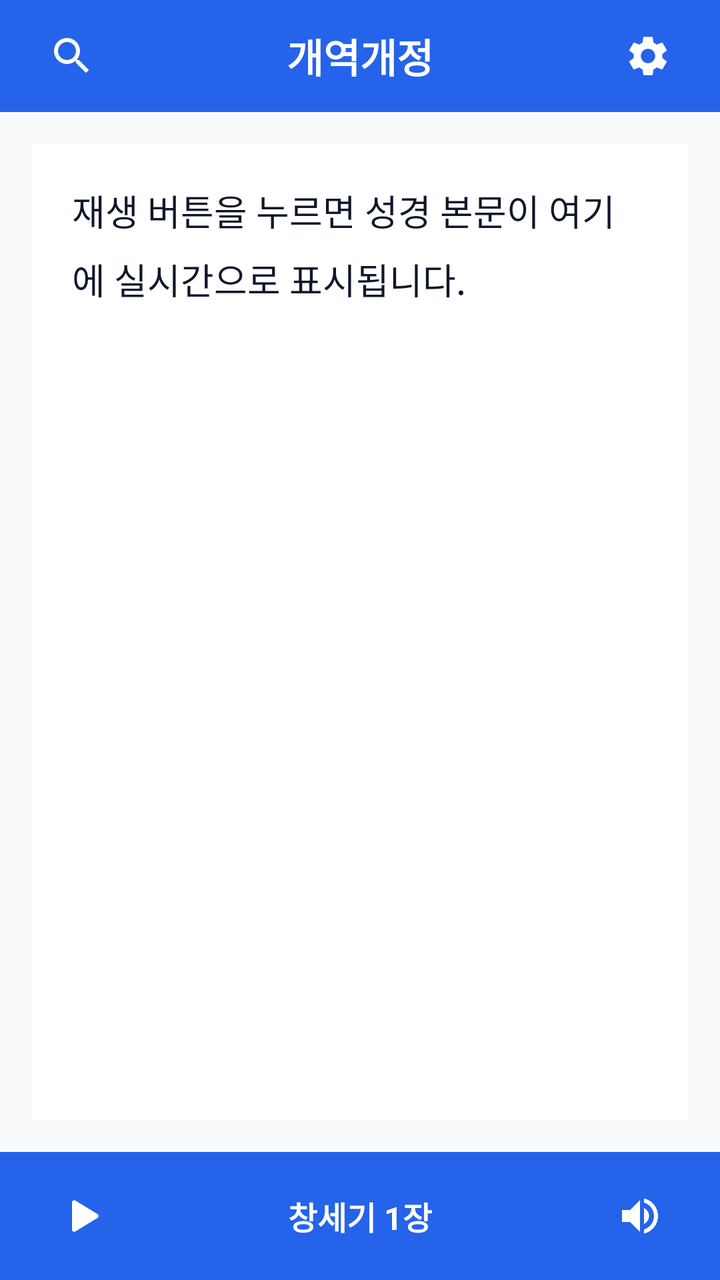
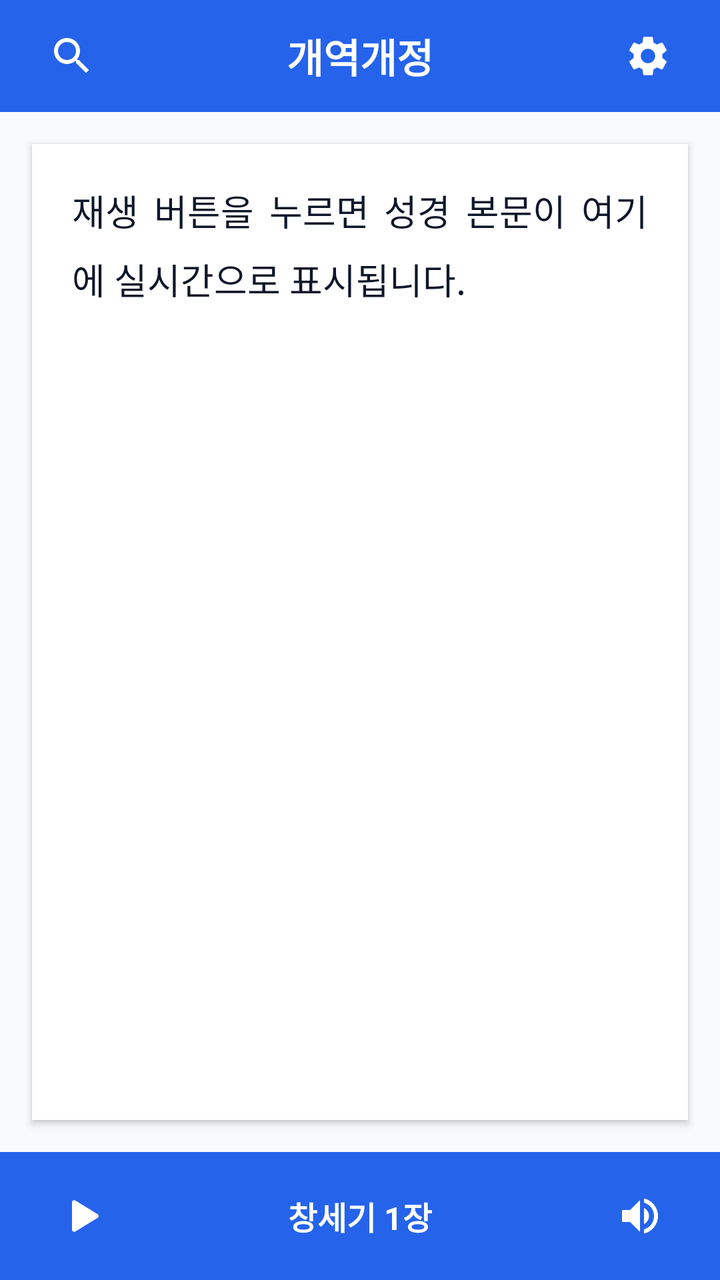

Two renders of the same Android screen: before a commit and after it. Below are the layout's source before the change and the commit's diff.
<!-- AndroidManifest.xml: application theme android:Theme.Material.Light.NoActionBar -->
<!-- res/layout/activity_main.xml -->
<?xml version="1.0" encoding="utf-8"?>
<LinearLayout xmlns:android="http://schemas.android.com/apk/res/android"
    android:layout_width="match_parent"
    android:layout_height="match_parent"
    android:background="#F8FAFC"
    android:fitsSystemWindows="true"
    android:orientation="vertical">

    
    <LinearLayout
        android:layout_width="match_parent"
        android:layout_height="56dp"
        android:background="#2563EB"
        android:gravity="center_vertical"
        android:orientation="horizontal"
        android:paddingHorizontal="12dp">

        
        <ImageButton
            android:id="@+id/searchIconButton"
            android:layout_width="48dp"
            android:layout_height="48dp"
            android:background="?android:attr/selectableItemBackgroundBorderless"
            android:contentDescription="성경 검색"
            android:src="@drawable/ic_search" />

        
        <TextView
            android:id="@+id/bibleTitleTextView"
            android:layout_width="0dp"
            android:layout_height="wrap_content"
            android:layout_weight="1"
            android:gravity="center"
            android:text="개역개정"
            android:textColor="#FFFFFF"
            android:textSize="20sp"
            android:textStyle="bold" />

        
        <ImageButton
            android:id="@+id/settingsIconButton"
            android:layout_width="48dp"
            android:layout_height="48dp"
            android:background="?android:attr/selectableItemBackgroundBorderless"
            android:contentDescription="옵션 설정"
            android:src="@drawable/ic_settings" />
    </LinearLayout>

    
    <ScrollView
        android:id="@+id/bibleScrollView"
        android:layout_width="match_parent"
        android:layout_height="0dp"
        android:layout_weight="1"
        android:fillViewport="true"
        android:padding="16dp">

        <LinearLayout
            android:layout_width="match_parent"
            android:layout_height="wrap_content"
            android:background="#FFFFFF"
            android:elevation="2dp"
            android:orientation="vertical"
            android:padding="20dp">

            <TextView
                android:id="@+id/bibleTextView"
                android:layout_width="match_parent"
                android:layout_height="wrap_content"
                android:lineSpacingExtra="8dp"
                android:text="재생 버튼을 누르면 성경 본문이 여기에 실시간으로 표시됩니다."
                android:textColor="#0F172A"
                android:textSize="18sp" />
        </LinearLayout>
    </ScrollView>

    
    <LinearLayout
        android:layout_width="match_parent"
        android:layout_height="64dp"
        android:background="#2563EB"
        android:gravity="center_vertical"
        android:orientation="horizontal"
        android:paddingHorizontal="16dp">

        
        <ImageButton
            android:id="@+id/playPauseToggleButton"
            android:layout_width="48dp"
            android:layout_height="48dp"
            android:background="?android:attr/selectableItemBackgroundBorderless"
            android:contentDescription="재생/일시정지"
            android:src="@drawable/ic_play" />

        
        <TextView
            android:id="@+id/currentPositionTextView"
            android:layout_width="0dp"
            android:layout_height="wrap_content"
            android:layout_weight="1"
            android:gravity="center"
            android:text="창세기 1장"
            android:textColor="#FFFFFF"
            android:textSize="16sp"
            android:textStyle="bold" />

        
        <ImageButton
            android:id="@+id/utilityIconButton"
            android:layout_width="48dp"
            android:layout_height="48dp"
            android:background="?android:attr/selectableItemBackgroundBorderless"
            android:contentDescription="유틸리티"
            android:src="@drawable/ic_volume" />
    </LinearLayout>

</LinearLayout>
<!-- resources referenced by this layout -->
<resources>
  <!-- drawable ic_play (drawable) -->
  <vector xmlns:android="http://schemas.android.com/apk/res/android"
      android:width="24dp"
      android:height="24dp"
      android:viewportWidth="24"
      android:viewportHeight="24">
    <path
        android:fillColor="#FFFFFF"
        android:pathData="M8,5.14v13.72c0,0.86 0.94,1.39 1.68,0.92l11.16,-6.86c0.69,-0.43 0.69,-1.41 0,-1.84L9.68,4.22C8.94,3.75 8,4.28 8,5.14z"/>
  </vector>
  <!-- drawable ic_search (drawable) -->
  <vector xmlns:android="http://schemas.android.com/apk/res/android"
      android:width="24dp"
      android:height="24dp"
      android:viewportWidth="24"
      android:viewportHeight="24">
    <path
        android:fillColor="#FFFFFF"
        android:pathData="M15.5,14h-0.79l-0.28,-0.27C15.41,12.59 16,11.11 16,9.5 16,5.91 13.09,3 9.5,3S3,5.91 3,9.5 5.91,16 9.5,16c1.61,0 3.09,-0.59 4.23,-1.57l0.27,0.28v0.79l5,4.99L20.49,19l-4.99,-5zM9.5,14C7.01,14 5,11.99 5,9.5S7.01,5 9.5,5 14,7.01 14,9.5 11.99,14 9.5,14z"/>
  </vector>
  <!-- drawable ic_settings (drawable) -->
  <vector xmlns:android="http://schemas.android.com/apk/res/android"
      android:width="24dp"
      android:height="24dp"
      android:viewportWidth="24"
      android:viewportHeight="24">
    <path
        android:fillColor="#FFFFFF"
        android:pathData="M19.14,12.94c0.04,-0.3 0.06,-0.61 0.06,-0.94s-0.02,-0.64 -0.07,-0.94l2.03,-1.58c0.18,-0.14 0.23,-0.41 0.12,-0.61l-1.92,-3.32c-0.12,-0.22 -0.37,-0.29 -0.59,-0.22l-2.39,0.96c-0.5,-0.38 -1.03,-0.7 -1.62,-0.94l-0.36,-2.54c-0.04,-0.24 -0.24,-0.41 -0.48,-0.41h-3.84c-0.24,0 -0.43,0.17 -0.47,0.41l-0.36,2.54c-0.59,0.24 -1.13,0.57 -1.62,0.94l-2.39,-0.96c-0.22,-0.08 -0.47,0 -0.59,0.22L2.74,8.87c-0.12,0.21 -0.08,0.47 0.12,0.61l2.03,1.58c-0.05,0.3 -0.09,0.63 -0.09,0.94s0.02,0.64 0.07,0.94l-2.03,1.58c-0.18,0.14 -0.23,0.41 -0.12,0.61l1.92,3.32c0.12,0.22 0.37,0.29 0.59,0.22l2.39,-0.96c0.5,0.38 1.03,0.7 1.62,0.94l0.36,2.54c0.05,0.24 0.24,0.41 0.48,0.41h3.84c0.24,0 0.44,-0.17 0.47,-0.41l0.36,-2.54c0.59,-0.24 1.13,-0.56 1.62,-0.94l2.39,0.96c0.22,0.08 0.47,0 0.59,-0.22l1.92,-3.32c0.12,-0.22 0.07,-0.47 -0.12,-0.61l-2.01,-1.58zM12,15.6c-1.98,0 -3.6,-1.62 -3.6,-3.6s1.62,-3.6 3.6,-3.6 3.6,1.62 3.6,3.6 -1.62,3.6 -3.6,3.6z"/>
  </vector>
  <!-- drawable ic_volume (drawable) -->
  <vector xmlns:android="http://schemas.android.com/apk/res/android"
      android:width="24dp"
      android:height="24dp"
      android:viewportWidth="24"
      android:viewportHeight="24">
    <path
        android:fillColor="#FFFFFF"
        android:pathData="M3,9v6h4l5,5V4L7,9H3zm13.5,3c0,-1.77 -1.02,-3.29 -2.5,-4.03v8.05c1.48,-0.73 2.5,-2.25 2.5,-4.02zM14,3.23v2.06c2.89,0.86 5,3.54 5,6.71s-2.11,5.85 -5,6.71v2.06c4.01,-0.91 7,-4.49 7,-8.77s-2.99,-7.86 -7,-8.77z"/>
  </vector>
</resources>

<!-- the commit's change to res/layout/activity_main.xml (unified diff, before → after) -->
@@ -52,8 +52,10 @@
         android:layout_width="match_parent"
         android:layout_height="0dp"
         android:layout_weight="1"
+        android:clipToPadding="false"
         android:fillViewport="true"
-        android:padding="16dp">
+        android:padding="16dp"
+        android:paddingBottom="100dp">
 
         <LinearLayout
             android:layout_width="match_parent"
@@ -68,6 +70,8 @@
                 android:layout_width="match_parent"
                 android:layout_height="wrap_content"
                 android:lineSpacingExtra="8dp"
+                android:justificationMode="inter_word"
+                android:breakStrategy="simple"
                 android:text="재생 버튼을 누르면 성경 본문이 여기에 실시간으로 표시됩니다."
                 android:textColor="#0F172A"
                 android:textSize="18sp" />
